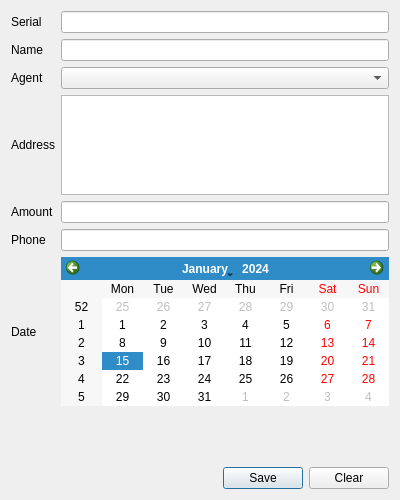
First picture: the form in createdebtordialog.ui, repository alanhaggai/Daily-Collection, before the edit.
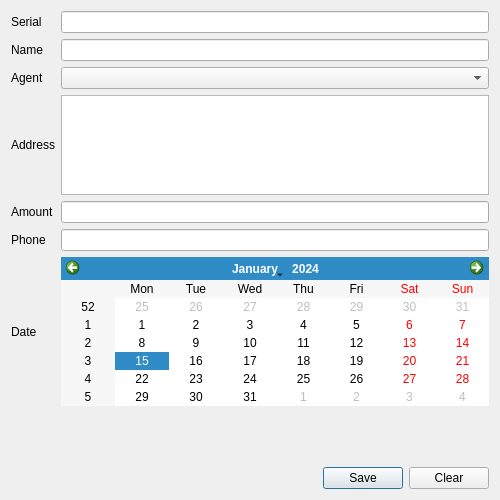
Second picture: the form after the edit.

Commit message: Resized all dialogs' widths from 400px to 500px

```diff
--- a/createdebtordialog.ui
+++ b/createdebtordialog.ui
@@ -6,7 +6,7 @@
    <rect>
     <x>0</x>
     <y>0</y>
-    <width>400</width>
+    <width>500</width>
     <height>500</height>
    </rect>
   </property>
```
The commit also changes 5 other files.
